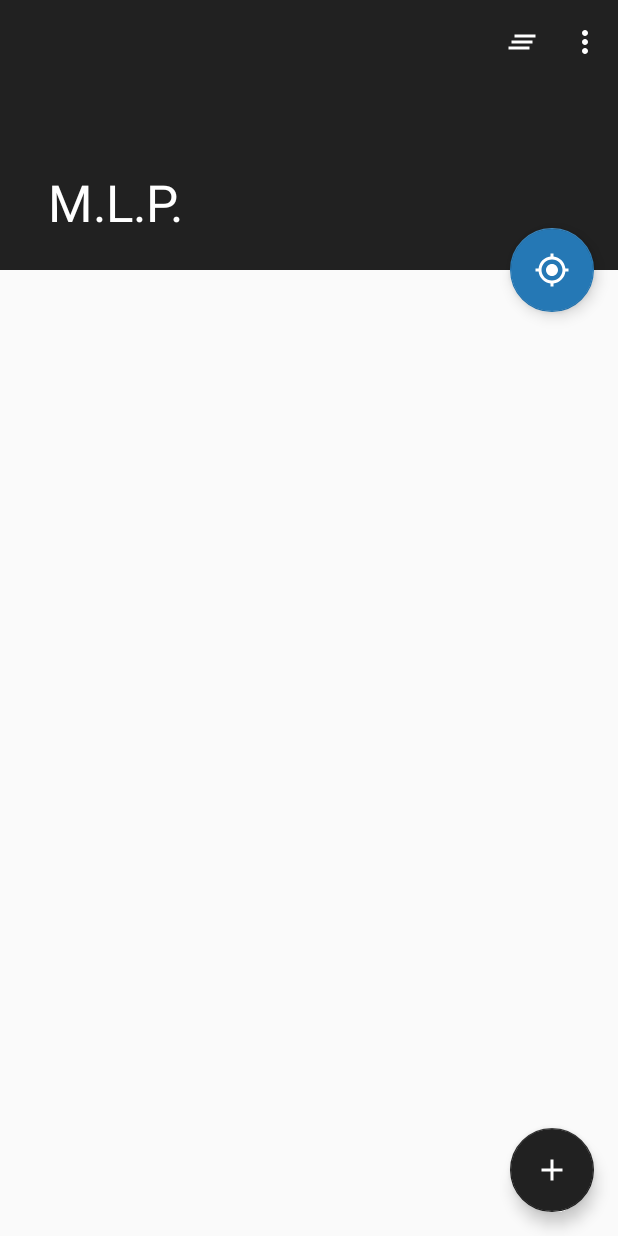
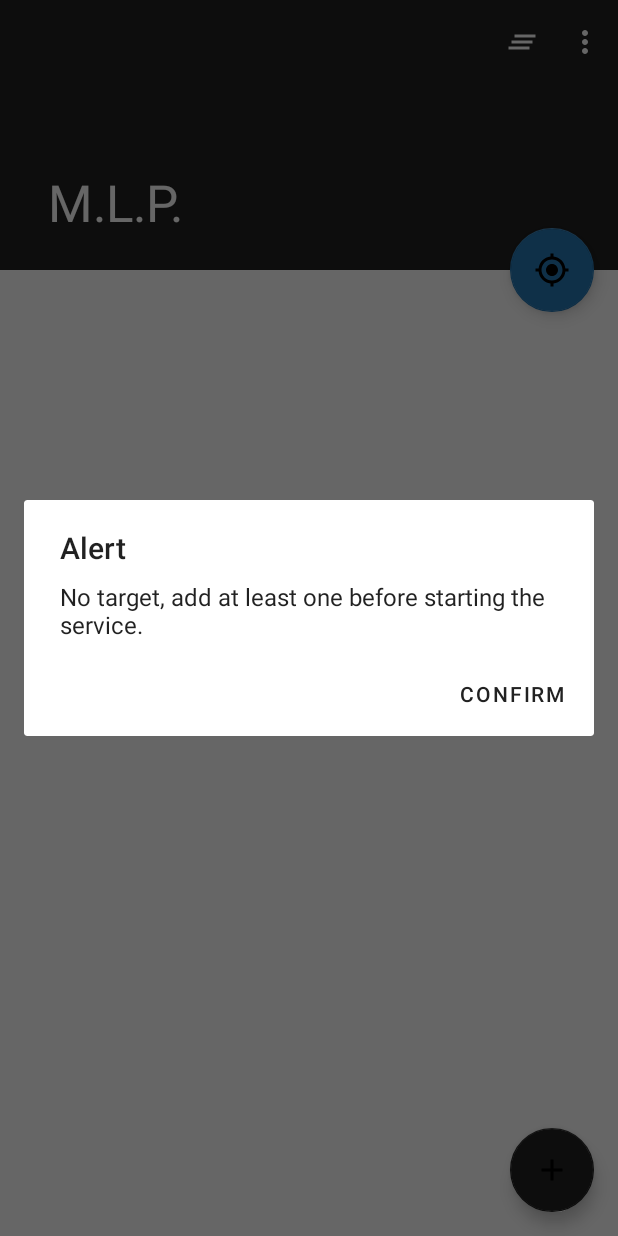
Before and after one commit to lucka-me/MLP-android, an Android app: the screen it shows after launch (MainActivity), after a tap on an icon or button, on a phone screen of 412 x 824 dp. Run offline under Robolectric (Android 15) with nearby library versions, the phone set to English and light mode, and no system bars; libraries missing offline, so code that uses them is left out: org.jetbrains.anko; 1 statement that could not run was skipped.

Commit message:
Update [0.2.14] - Notification modified and bugs fixed - 0.2.13(311) -> 0.2.14(327)
Changed
- Display current target in foreground service directly

Fixed
- App crashes when start service with no target, it will check and warn
  user now
- Icon in service fab will disappear when tapped after "re-showing" and
  appear after next "re-showing" for unknown reason (probably caused by
  Material Library), it's fixed temporarily by hiding and showing it
  once.

```diff
--- a/app/build.gradle
+++ b/app/build.gradle
@@ -12,7 +12,7 @@ android {
         minSdkVersion 21
         targetSdkVersion 28
         versionCode newVersionCode
-        versionName "0.2.13"
+        versionName "0.2.14"
         testInstrumentationRunner "androidx.test.runner.AndroidJUnitRunner"
     }
     buildTypes {
--- a/app/src/main/java/labs/lucka/mlp/MainActivity.kt
+++ b/app/src/main/java/labs/lucka/mlp/MainActivity.kt
@@ -4,6 +4,7 @@ import android.app.Activity
 import android.content.Intent
 import android.os.Build
 import android.os.Bundle
+import android.util.Log
 import com.google.android.material.snackbar.Snackbar
 import androidx.core.widget.NestedScrollView
 import androidx.appcompat.app.AppCompatActivity
@@ -13,6 +14,7 @@ import androidx.recyclerview.widget.LinearLayoutManager
 import kotlinx.android.synthetic.main.activity_main.*
 import kotlinx.android.synthetic.main.content_main.*
 import org.jetbrains.anko.defaultSharedPreferences
+import org.jetbrains.anko.imageResource
 
 /**
  * MainActivity for MLP
@@ -173,7 +175,9 @@ class MainActivity : AppCompatActivity() {
                 } catch (error: Exception) {
                     DialogKit.showSimpleAlert(this@MainActivity, error.message)
                 }
-                if (MockLocationProviderService.isMockLocationEnabled(this)) {
+                if (mockTargetList.isEmpty()) {
+                    DialogKit.showSimpleAlert(this, R.string.err_no_target)
+                } else if (MockLocationProviderService.isMockLocationEnabled(this)) {
                     val mlpService =
                         Intent(this, MockLocationProviderService::class.java)
                     if (Build.VERSION.SDK_INT >= Build.VERSION_CODES.O) {
@@ -370,11 +374,14 @@ class MainActivity : AppCompatActivity() {
      * @since 0.1.1
      */
     private fun updateFabService() {
-        fabService.setImageDrawable(getDrawable(
-            if (MockLocationProviderService.isServiceOnline(this)) R.drawable.ic_stop_service
-            else R.drawable.ic_start_service
-        ))
+        fabService.imageResource =
+            if (MockLocationProviderService.isServiceOnline(this)) {
+                R.drawable.ic_stop_service
+            } else {
+                R.drawable.ic_start_service
+            }
+        fabService.hide()
+        fabService.show()
     }
 
-
 }
--- a/app/src/main/res/values/strings.xml
+++ b/app/src/main/res/values/strings.xml
@@ -64,7 +64,7 @@
     <string name="service_description">M.L.P. Service</string>
     <string name="service_notification_channel_description">M.L.P. Service Notification</string>
     <string name="service_notification_text">M.L.P. Service is running</string>
-    <string name="service_current_target_title">Current Mock Target</string>
+    <string name="service_current_target_description">Current Mock Target: %s</string>
     <string name="service_caught_error_title">Error</string>
     <string name="service_caught_error_text_default">M.L.P. Service encountered an error.\nMaybe you did\'t turn on the Allow Mock Location in Developer Options</string>
 </resources>
--- a/app/src/main/res/values/strings_error.xml
+++ b/app/src/main/res/values/strings_error.xml
@@ -2,4 +2,5 @@
 <resources>
     <string name="err_coordinate_wrong">Wrong coordinate.</string>
     <string name="err_developer_options_failed">Failed to open Developer Options.</string>
+    <string name="err_no_target">No target, add at least one before starting the service.</string>
 </resources>
--- a/app/src/main/res/values/styles.xml
+++ b/app/src/main/res/values/styles.xml
@@ -1,7 +1,7 @@
 <resources>
 
     <!-- Base application theme. -->
-    <style name="AppTheme" parent="Theme.AppCompat.Light.DarkActionBar">
+    <style name="AppTheme" parent="Theme.MaterialComponents.Light.DarkActionBar">
         <!-- Customize your theme here. -->
         <item name="colorPrimary">@color/colorPrimary</item>
         <item name="colorPrimaryDark">@color/colorPrimaryDark</item>
@@ -13,8 +13,8 @@
         <item name="windowNoTitle">true</item>
     </style>
 
-    <style name="AppTheme.AppBarOverlay" parent="ThemeOverlay.AppCompat.Dark.ActionBar" />
+    <style name="AppTheme.AppBarOverlay" parent="ThemeOverlay.MaterialComponents.Dark.ActionBar" />
 
-    <style name="AppTheme.PopupOverlay" parent="ThemeOverlay.AppCompat.Light" />
+    <style name="AppTheme.PopupOverlay" parent="ThemeOverlay.MaterialComponents.Light" />
 
 </resources>
```
Also changed, not shown: app/src/main/java/labs/lucka/mlp/MockLocationProviderService.kt (+23 -13 lines), 3 other files.
